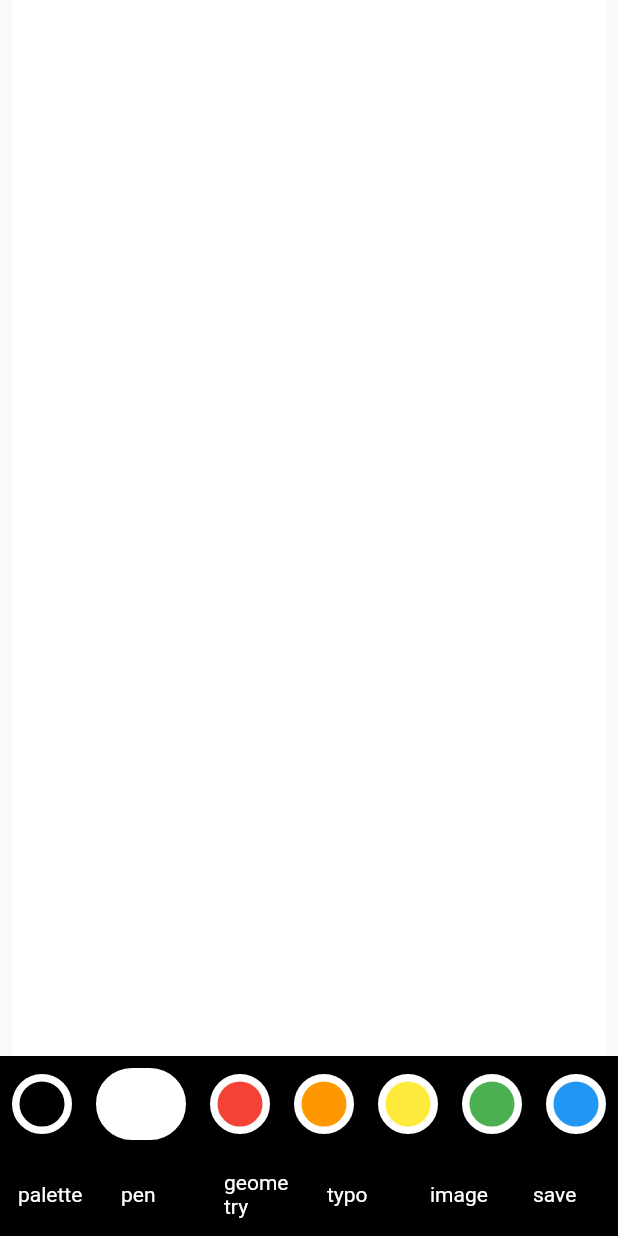
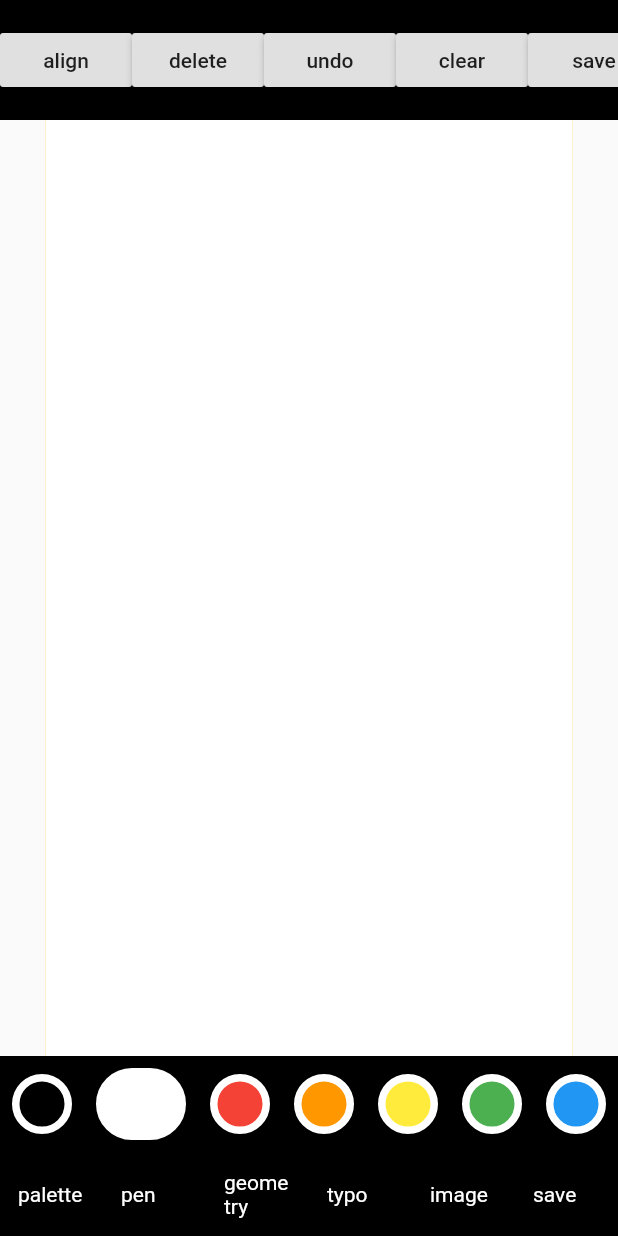
Before and after one commit to ning0825/WallpaperMaker, a Flutter app: the EditRoute screen opened directly, on a phone screen of 412 x 824 dp. Run offline on Flutter 3.47's test engine with Material 2 defaults, Android fonts, the phone set to English and light mode, and no system bars; our stand-ins replace image_picker.

Commit message:
MessageBoxBorder

```diff
--- a/lib/beans/selectable_bean.dart
+++ b/lib/beans/selectable_bean.dart
@@ -273,7 +273,7 @@ class SelectableText extends Selectable {
   int textWeight;
 
   //最大宽度
-  double _maxWidth = 100;
+  double _maxWidth = double.infinity;
 
   double fontSize = 0;
 
@@ -285,8 +285,9 @@ class SelectableText extends Selectable {
 
   double get maxWidth => _maxWidth;
 
-  SelectableText({this.text, Offset mOffset}) {
+  SelectableText({this.text, Offset mOffset, double maxWidth}) {
     offset = mOffset;
+    this.maxWidth = maxWidth;
   }
 
   Map<String, dynamic> toJson() {
--- a/lib/cus_widgets/cus_gesture.dart
+++ b/lib/cus_widgets/cus_gesture.dart
@@ -1,5 +1,3 @@
-import 'dart:collection';
-
 import 'package:flutter/gestures.dart';
 import 'package:flutter/material.dart';
 
--- /dev/null
+++ b/lib/cus_widgets/cus_widget.dart
@@ -0,0 +1,56 @@
+import 'package:flutter/material.dart';
+
+///A rectangular border with a triangle indicator at bottom.
+///
+///@param position: indicator
+class MessageBoxBorder extends OutlinedBorder {
+  const MessageBoxBorder({this.color, this.position = 20});
+
+  EdgeInsetsGeometry get dimensions => EdgeInsets.all(0.0);
+
+  final Color color;
+
+  final double position;
+
+  final double indicatorHeight = 10;
+
+  @override
+  MessageBoxBorder copyWith({BorderSide side}) =>
+      MessageBoxBorder(color: this.color);
+
+  @override
+  Path getInnerPath(Rect rect, {TextDirection textDirection}) {
+    Path trianglePath = Path()
+      ..moveTo(rect.left + position - 5, rect.bottom)
+      ..lineTo(rect.left + position + 5, rect.bottom)
+      ..lineTo(rect.left + position, rect.bottom + indicatorHeight)
+      ..close();
+    trianglePath.addRect(rect);
+    return trianglePath;
+  }
+
+  @override
+  Path getOuterPath(Rect rect, {TextDirection textDirection}) {
+    Path trianglePath = Path()
+      ..moveTo(rect.left + position - 5, rect.bottom)
+      ..lineTo(rect.left + position + 5, rect.bottom)
+      ..lineTo(rect.left + position, rect.bottom + indicatorHeight)
+      ..close();
+    trianglePath.addRect(rect);
+    return trianglePath;
+  }
+
+  @override
+  void paint(Canvas canvas, Rect rect, {TextDirection textDirection}) {
+    Path trianglePath = Path()
+      ..moveTo(rect.left + position - 5, rect.bottom)
+      ..lineTo(rect.left + position + 5, rect.bottom)
+      ..lineTo(rect.left + position, rect.bottom + indicatorHeight)
+      ..close();
+    trianglePath.addRect(rect);
+    canvas.drawPath(trianglePath, Paint()..color = this.color);
+  }
+
+  @override
+  ShapeBorder scale(double t) => MessageBoxBorder(color: color);
+}
--- a/lib/inherit/inherited_config.dart
+++ b/lib/inherit/inherited_config.dart
@@ -402,8 +402,9 @@ class ConfigWidgetState extends State<ConfigWidget>
   //---------------------------------------------------------------------------------
   //Text
   //---------------------------------------------------------------------------------
-  SelectableText assembleSelectableText(String text, Offset offset) {
-    return SelectableText(text: text, mOffset: offset)
+  SelectableText assembleSelectableText(
+      String text, Offset offset, double maxWidth) {
+    return SelectableText(text: text, mOffset: offset, maxWidth: maxWidth)
       ..textColor = config.textColor
       ..textWeight = 3;
   }
--- a/lib/routes/route_detail.dart
+++ b/lib/routes/route_detail.dart
@@ -1,7 +1,6 @@
 import 'dart:convert';
 import 'dart:io';
 import 'dart:ui' as ui;
-import 'dart:math';
 
 import 'package:flutter/material.dart' hide SelectableText;
 import 'package:path_provider/path_provider.dart';
--- a/lib/routes/route_edit.dart
+++ b/lib/routes/route_edit.dart
@@ -11,6 +11,7 @@ import 'package:wallpaper_maker/inherit/constants.dart';
 import 'package:wallpaper_maker/inherit/inherited_config.dart';
 import 'package:wallpaper_maker/routes/route_clip.dart';
 import 'package:wallpaper_maker/routes/route_library.dart';
+import 'package:wallpaper_maker/cus_widgets/cus_widget.dart';
 import 'package:wallpaper_maker/utils/utils.dart';
 
 GlobalKey rpbKey = GlobalKey();
@@ -68,11 +69,13 @@ class _EditRouteState extends State<EditRoute>
   Widget build(BuildContext context) {
     mContext = context;
     data = ConfigWidget.of(context);
-    return Scaffold(
+    return SafeArea(
+      child: Scaffold(
         body: Container(
           child: Stack(children: [
             Column(
               children: [
+                TopToolbar(),
                 Expanded(child: CanvasPanel(rpbKey)),
                 BottomToolbar(
                   showLeafTool: showLeafTool,
@@ -85,6 +88,7 @@ class _EditRouteState extends State<EditRoute>
               bottom: 120,
             )
           ]),
+        ),
       ),
     );
   }
@@ -101,7 +105,7 @@ class _EditRouteState extends State<EditRoute>
 
   _buildLeafTools() {
     return Container(
-      color: Colors.black,
+      decoration: ShapeDecoration(shape: MessageBoxBorder(color: Colors.red)),
       width: MediaQuery.of(context).size.width - 16,
       margin: EdgeInsets.all(8.0),
       child: Row(
@@ -212,6 +216,80 @@ class _EditRouteState extends State<EditRoute>
     }
 
     return result;
+  }
+}
+
+class TopToolbar extends StatefulWidget {
+  @override
+  _TopToolbarState createState() => _TopToolbarState();
+}
+
+class _TopToolbarState extends State<TopToolbar> {
+  ConfigWidgetState data;
+
+  @override
+  Widget build(BuildContext context) {
+    data = ConfigWidget.of(context);
+    return Container(
+      color: Colors.black,
+      width: double.infinity,
+      alignment: Alignment.center,
+      height: 80,
+      child: SingleChildScrollView(
+        scrollDirection: Axis.horizontal,
+        child: Row(
+          children: [
+            RaisedButton(
+              onPressed: () {
+                data.setCurrentLeafTool(LeafTool.align);
+                // widget.showLeafTool();
+              },
+              child: Text('align'),
+            ),
+            //delete
+            RaisedButton(
+              onPressed: () => data.removeCurrentSelected(),
+              child: Text('delete'),
+            ),
+            //undo
+            RaisedButton(
+              onPressed: () => data.undo(),
+              child: Text('undo'),
+            ),
+            //clear
+            RaisedButton(
+              onPressed: () => data.reset(),
+              child: Text('clear'),
+            ),
+            RaisedButton(
+              child: Text('save'),
+              onPressed: () async {
+                List<Map<String, dynamic>> list = [
+                  {
+                    'background': {'background': data.getBackroundColor().value}
+                  }
+                ];
+                data.selectables.forEach((element) {
+                  list.add({element.runtimeType.toString(): element});
+                });
+
+                if (!data.newCanva) {
+                  await SeletectableImgFile(imgPath: data.currentEditImgPath)
+                      .delete();
+                }
+
+                String jsonString = jsonEncode(list);
+                String name = DateTime.now().millisecondsSinceEpoch.toString();
+                await saveImage(rpbKey, mContext,
+                    data.size2Save.width / data.size.width, name);
+                await saveJson(name, jsonString);
+                data.reset();
+              },
+            ),
+          ],
+        ),
+      ),
+    );
   }
 }
 
@@ -559,12 +637,6 @@ class ToolButton extends StatelessWidget {
       child: InkWell(
         child: Padding(
           padding: const EdgeInsets.all(12.0),
-          // child: Image.asset(
-          //   'assets/icons/' + icon + '.svg',
-          //   width: 30,
-          //   height: 30,
-          //   color: color,
-          // ),
           child: Text(
             icon,
             style: TextStyle(color: Colors.white),
@@ -586,12 +658,6 @@ class SubtoolButton extends StatelessWidget {
     return InkWell(
       child: Padding(
         padding: const EdgeInsets.all(12.0),
-        // child: Image.asset(
-        //   'assets/icons/' + icon + '.svg',
-        //   width: 40,
-        //   height: 40,
-        //   color: Colors.white,
-        // ),
         child: Text(
           icon,
           style: TextStyle(color: Colors.white),
@@ -847,7 +913,7 @@ class _TypoTextWidgetState extends State<TypoTextWidget> {
                 data.assembleSelectableText(
                     controller.text,
                     Offset(size.height / 2 / 2, size.height / 2),
-                ),
+                    size.width - 20),
               );
               data.setSeleteLast();
 
--- a/lib/routes/route_library.dart
+++ b/lib/routes/route_library.dart
@@ -1,10 +1,8 @@
 import 'dart:io';
 import 'dart:convert';
 
-import 'package:flutter/gestures.dart';
 import 'package:flutter/material.dart' hide SelectableText;
 import 'package:path_provider/path_provider.dart';
-import 'package:wallpaper_maker/beans/selectable_bean.dart';
 import 'package:wallpaper_maker/routes/route_create.dart';
 import 'package:wallpaper_maker/routes/route_detail.dart';
 
--- a/lib/utils/utils.dart
+++ b/lib/utils/utils.dart
@@ -90,7 +90,7 @@ Future<void> setAswallPaper(BuildContext context, String path) async {
 }
 
 //Save the image to internal storage
-//This method copy the image from /storage/emulated/0/Android/data/com.example.wallpaper_maker/files/example.png
+//This function copy the image from /storage/emulated/0/Android/data/com.example.wallpaper_maker/files/example.png
 //to /storage/emulated/0/WallpaperMaker/example.png
 Future<void> saveImage2Local(String path) async {
   File file = File(path);
@@ -125,5 +125,3 @@ Future<void> saveJson(String objName, String data) async {
 }
 
 Future<void> delJson(String objName) async {}
-
-String getJsonByName() {}
```
Also changed, not shown: pubspec.lock. Lines whose indentation alone changed are shown as unchanged.
